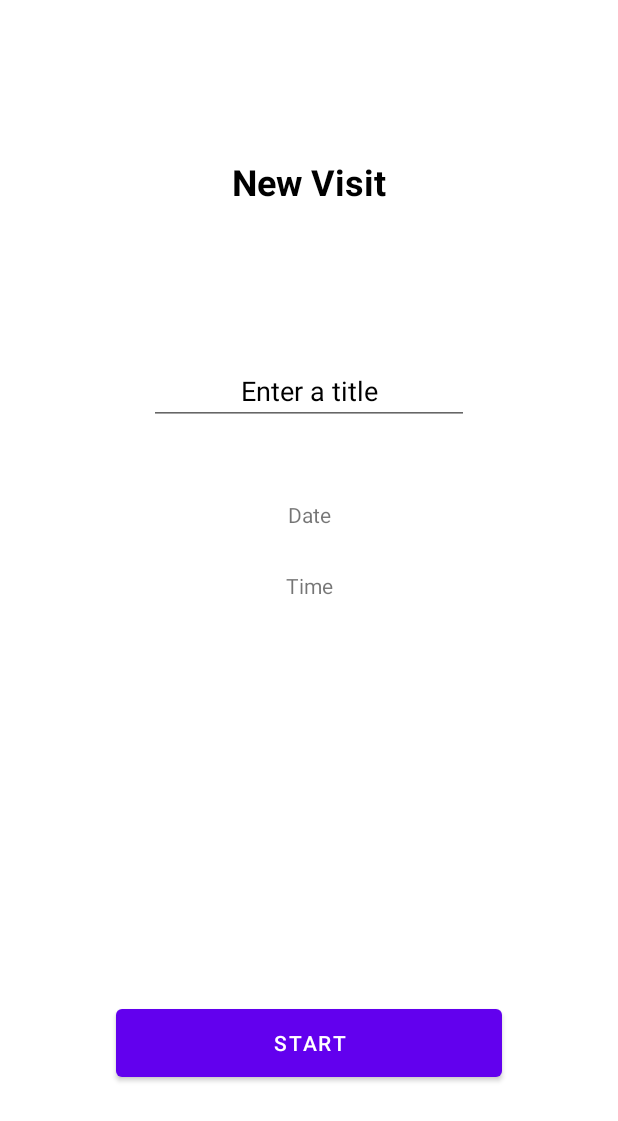
After one commit to hadyfarhat/Tourist, an Android app: the layout activity_new_visit.xml on its own in the app's theme, with its tools: preview values and no code run, on a phone screen of 412 x 824 dp. The commit adds this screen. Shown: the top 1121 px of the screen. Run offline under Robolectric (Android 15) with nearby library versions, the phone set to English and light mode, and no system bars.

Commit message:
new visit activity

```diff
--- /dev/null
+++ b/app/src/main/res/layout/activity_new_visit.xml
@@ -0,0 +1,74 @@
+<?xml version="1.0" encoding="utf-8"?>
+<androidx.constraintlayout.widget.ConstraintLayout
+    xmlns:android="http://schemas.android.com/apk/res/android"
+    xmlns:app="http://schemas.android.com/apk/res-auto"
+    xmlns:tools="http://schemas.android.com/tools"
+    android:layout_width="match_parent"
+    android:layout_height="match_parent"
+    android:focusable="true"
+    android:focusableInTouchMode="true">
+
+    <TextView
+        android:id="@+id/newVisit"
+        android:layout_width="155dp"
+        android:layout_height="42dp"
+        android:layout_marginTop="100dp"
+        android:gravity="center"
+        android:text="@string/new_visit"
+        android:textColor="@color/black"
+        android:textSize="24sp"
+        android:textStyle="bold"
+        app:layout_constraintEnd_toEndOf="parent"
+        app:layout_constraintStart_toStartOf="parent"
+        app:layout_constraintTop_toTopOf="parent" />
+
+    <EditText
+        android:id="@+id/TitleEditText"
+        android:layout_width="wrap_content"
+        android:layout_height="wrap_content"
+        android:layout_marginTop="96dp"
+        android:ems="10"
+        android:gravity="center"
+        android:hint="@string/enter_title"
+        android:importantForAutofill="no"
+        android:inputType="textPersonName"
+        android:textColor="@color/black"
+        android:textColorHint="@color/black"
+        app:layout_constraintEnd_toEndOf="parent"
+        app:layout_constraintStart_toStartOf="parent"
+        app:layout_constraintTop_toBottomOf="@+id/newVisit" />
+
+    <TextView
+        android:id="@+id/date"
+        android:layout_width="155dp"
+        android:layout_height="23dp"
+        android:layout_marginTop="48dp"
+        android:gravity="center"
+        android:text="@string/date"
+        app:layout_constraintEnd_toEndOf="parent"
+        app:layout_constraintStart_toStartOf="parent"
+        app:layout_constraintTop_toBottomOf="@+id/TitleEditText" />
+
+    <TextView
+        android:id="@+id/time"
+        android:layout_width="155dp"
+        android:layout_height="23dp"
+        android:layout_marginTop="24dp"
+        android:gravity="center"
+        android:text="@string/time"
+        app:layout_constraintEnd_toEndOf="parent"
+        app:layout_constraintStart_toStartOf="parent"
+        app:layout_constraintTop_toBottomOf="@+id/date" />
+
+    <Button
+        android:id="@+id/startButton"
+        android:layout_width="257dp"
+        android:layout_height="57dp"
+        android:layout_marginBottom="100dp"
+        android:gravity="center"
+        android:text="@string/start"
+        app:layout_constraintBottom_toBottomOf="parent"
+        app:layout_constraintEnd_toEndOf="parent"
+        app:layout_constraintStart_toStartOf="parent" />
+
+</androidx.constraintlayout.widget.ConstraintLayout>
--- a/app/src/main/res/values/strings.xml
+++ b/app/src/main/res/values/strings.xml
@@ -2,4 +2,10 @@
     <string name="app_name">Tourist</string>
     <string name="edit_message">Enter a message</string>
     <string name="button_send">Send</string>
+    <string name="new_visit">New Visit</string>
+    <string name="title">Title</string>
+    <string name="enter_title">Enter a title</string>
+    <string name="date">Date</string>
+    <string name="time">Time</string>
+    <string name="start">Start</string>
 </resources>
```
